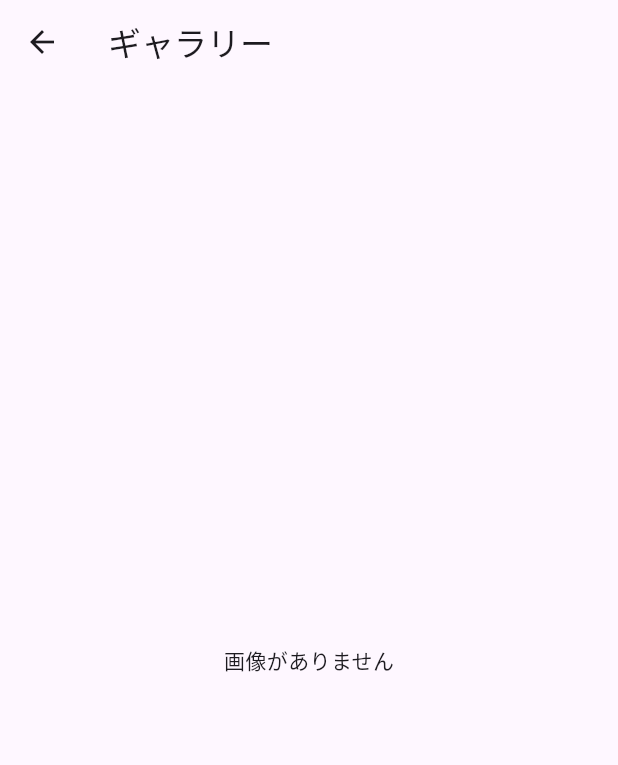
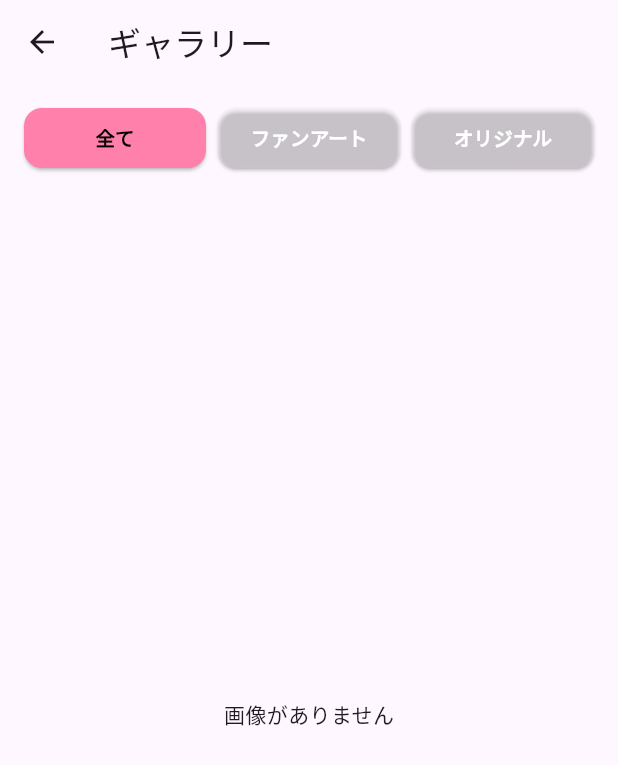
Before and after one commit to NatuNatuNatuko/hanasasou-gallery, a Flutter app: the GalleryPage screen opened by its route, on a phone screen of 412 x 824 dp. Shown: the top 765 px of the screen. Run offline on Flutter 3.47's test engine with Material 3 defaults, Android fonts, the phone set to English and light mode, and no system bars; our stand-ins replace cloud_firestore, firebase_auth, firebase_core; accounts and stored records are empty.

Commit message:
add button

```diff
--- a/lib/gallery/gallery_page.dart
+++ b/lib/gallery/gallery_page.dart
@@ -16,12 +16,39 @@
 }
 
 class _GalleryPageState extends State<GalleryPage> {
+  late String _currentFilter;
+
+  @override
+  void initState() {
+    super.initState();
+    _currentFilter = widget.filter;
+  }
+
   @override
   Widget build(BuildContext context) {
     return Scaffold(
       appBar: AppBar(title: const Text('ギャラリー')),
-      body: StreamBuilder<QuerySnapshot<Map<String, dynamic>>>(
-        stream: GalleryService.getItems(category: widget.filter == 'all' ? null : widget.filter),
+      body: Column(
+        children: [
+          // タブバー
+          Padding(
+            padding: const EdgeInsets.symmetric(horizontal: 16, vertical: 12),
+            child: Row(
+              children: [
+                _filterButton('全て', 'all'),
+                const SizedBox(width: 8),
+                _filterButton('ファンアート', 'fanart'),
+                const SizedBox(width: 8),
+                _filterButton('オリジナル', 'original'),
+              ],
+            ),
+          ),
+          // グリッド
+          Expanded(
+            child: StreamBuilder<QuerySnapshot<Map<String, dynamic>>>(
+              stream: GalleryService.getItems(
+                category: _currentFilter == 'all' ? null : _currentFilter,
+              ),
               builder: (context, snapshot) {
                 if (!snapshot.hasData) {
                   return const Center(child: CircularProgressIndicator());
@@ -70,6 +97,39 @@
                 );
               },
             ),
+          ),
+        ],
+      ),
+    );
+  }
+
+  Widget _filterButton(String label, String filter) {
+    final isActive = _currentFilter == filter;
+    return Expanded(
+      child: ElevatedButton(
+        style: ElevatedButton.styleFrom(
+          backgroundColor: isActive
+              ? Colors.pinkAccent.shade100
+              : Colors.white.withOpacity(0.2),
+          foregroundColor: isActive ? Colors.black : Colors.white,
+          shape: RoundedRectangleBorder(
+            borderRadius: BorderRadius.circular(12),
+          ),
+          padding: const EdgeInsets.symmetric(vertical: 10),
+        ),
+        onPressed: () {
+          setState(() {
+            _currentFilter = filter;
+          });
+        },
+        child: Text(
+          label,
+          style: const TextStyle(
+            fontWeight: FontWeight.bold,
+            fontSize: 13,
+          ),
+        ),
+      ),
     );
   }
 }
```
Also changed, not shown: lib/main.dart (+9 -6 lines). Lines whose indentation alone changed are shown as unchanged.
